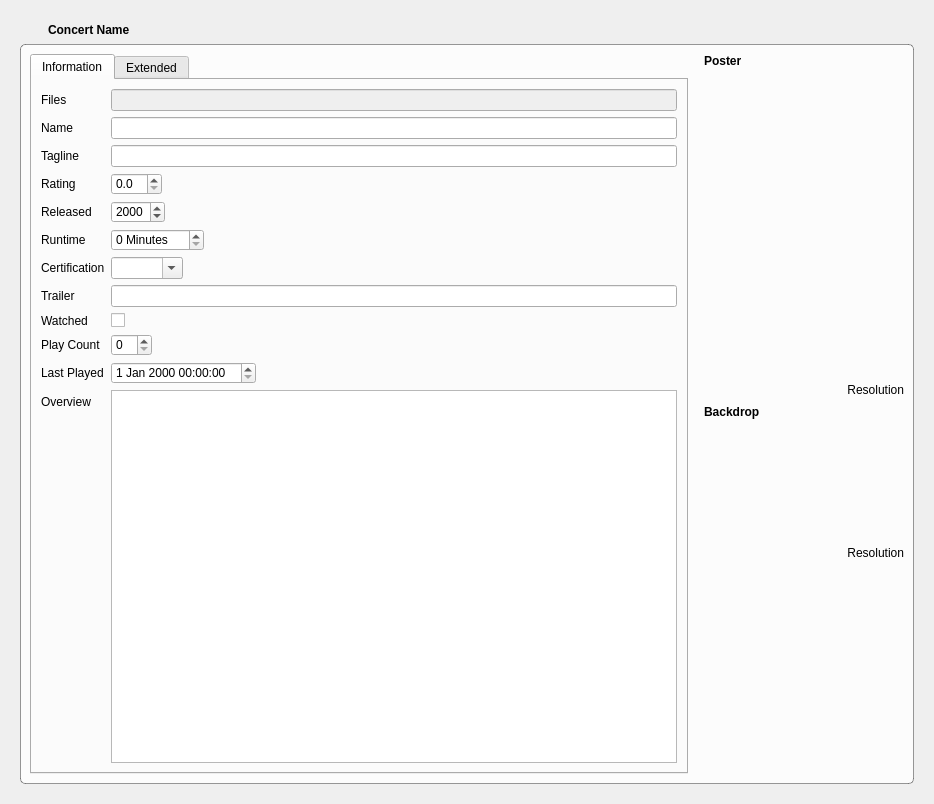
Old version of the form concerts/ConcertWidget.ui in the repository Komet/MediaElch.
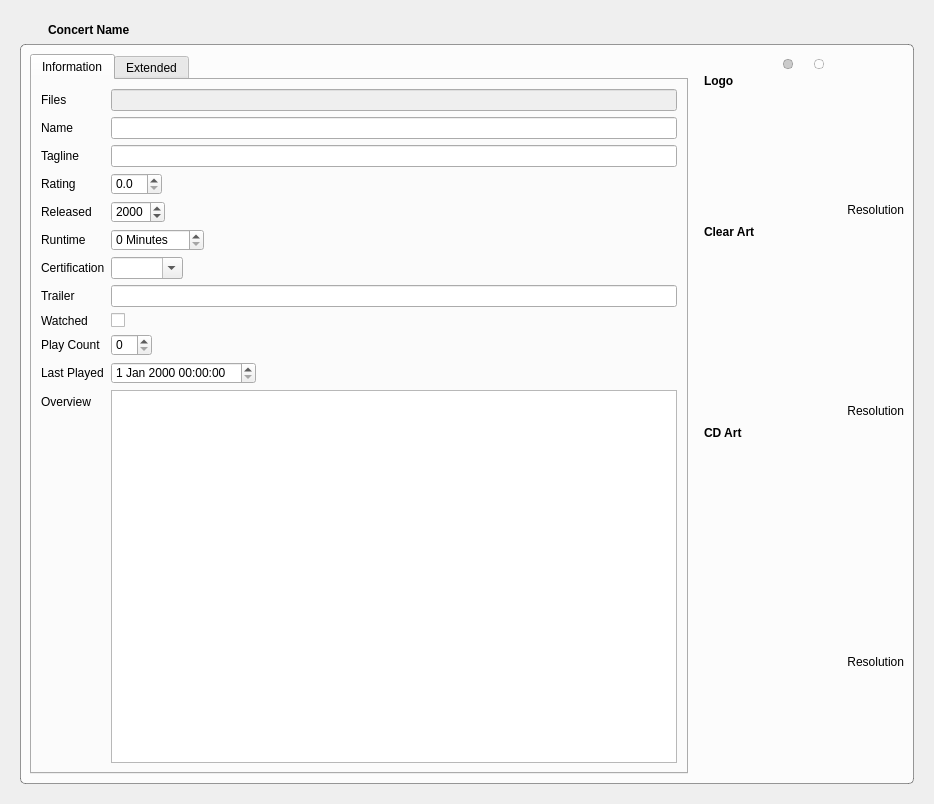
New version of the form. The open tabs and pages were chosen to show the change. Icons and pictures are not drawn. Custom widgets are drawn as their Qt base class.

Commit message: Fanart.tv support for concerts

The edit to the form file:
```diff
--- a/concerts/ConcertWidget.ui
+++ b/concerts/ConcertWidget.ui
@@ -83,7 +83,7 @@
        <property name="title">
         <string/>
        </property>
-       <layout class="QHBoxLayout" name="horizontalLayout_2">
+       <layout class="QHBoxLayout" name="horizontalLayout_2" stretch="1,0">
         <item>
          <widget class="QTabWidget" name="tabWidget">
           <property name="currentIndex">
@@ -382,7 +382,10 @@
          </widget>
         </item>
         <item>
-         <layout class="QVBoxLayout" name="verticalLayout_4">
+         <layout class="QVBoxLayout" name="verticalLayout_4" stretch="0,1">
+          <property name="spacing">
+           <number>0</number>
+          </property>
           <property name="leftMargin">
            <number>10</number>
           </property>
@@ -390,6 +393,114 @@
            <number>0</number>
           </property>
           <item>
+           <layout class="QHBoxLayout" name="horizontalLayout_12">
+            <property name="spacing">
+             <number>12</number>
+            </property>
+            <item>
+             <spacer name="horizontalSpacer_7">
+              <property name="orientation">
+               <enum>Qt::Horizontal</enum>
+              </property>
+              <property name="sizeHint" stdset="0">
+               <size>
+                <width>40</width>
+                <height>1</height>
+               </size>
+              </property>
+             </spacer>
+            </item>
+            <item>
+             <widget class="QPushButton" name="buttonArtPageOne">
+              <property name="cursor">
+               <cursorShape>PointingHandCursor</cursorShape>
+              </property>
+              <property name="styleSheet">
+               <string notr="true">QPushButton {
+	border: 1px solid rgba(0, 0, 0, 50);
+	border-radius: 4px;
+	padding: 0;
+	margin: 4px;
+	width: 8px;
+	height: 8px;
+}
+
+QPushButton::checked {
+	background-color: rgba(0, 0, 0, 50);
+}
+
+QPushButton::hover {
+	border: 1px solid rgba(0, 0, 0, 80);
+}</string>
+              </property>
+              <property name="text">
+               <string/>
+              </property>
+              <property name="checkable">
+               <bool>true</bool>
+              </property>
+              <property name="checked">
+               <bool>true</bool>
+              </property>
+             </widget>
+            </item>
+            <item>
+             <widget class="QPushButton" name="buttonArtPageTwo">
+              <property name="cursor">
+               <cursorShape>PointingHandCursor</cursorShape>
+              </property>
+              <property name="styleSheet">
+               <string notr="true">QPushButton {
+	border: 1px solid rgba(0, 0, 0, 50);
+	border-radius: 4px;
+	padding: 0;
+	margin: 5px;
+	width: 8px;
+	height: 8px;
+}
+
+QPushButton::checked {
+	background-color: rgba(0, 0, 0, 50);
+}
+
+QPushButton::hover {
+	border: 1px solid rgba(0, 0, 0, 70);
+}</string>
+              </property>
+              <property name="text">
+               <string/>
+              </property>
+              <property name="checkable">
+               <bool>true</bool>
+              </property>
+             </widget>
+            </item>
+            <item>
+             <spacer name="horizontalSpacer_8">
+              <property name="orientation">
+               <enum>Qt::Horizontal</enum>
+              </property>
+              <property name="sizeHint" stdset="0">
+               <size>
+                <width>40</width>
+                <height>1</height>
+               </size>
+              </property>
+             </spacer>
+            </item>
+           </layout>
+          </item>
+          <item>
+           <widget class="QStackedWidget" name="artStackedWidget">
+            <property name="currentIndex">
+             <number>0</number>
+            </property>
+            <widget class="QWidget" name="page">
+             <layout class="QVBoxLayout" name="verticalLayout_10">
+              <property name="margin">
+               <number>0</number>
+              </property>
+              <item>
            <widget class="QLabel" name="label_13">
             <property name="font">
              <font>
@@ -569,6 +680,270 @@
            </spacer>
           </item>
          </layout>
+            </widget>
+            <widget class="QWidget" name="page_2">
+             <layout class="QVBoxLayout" name="verticalLayout_11">
+              <property name="margin">
+               <number>0</number>
+              </property>
+              <item>
+               <widget class="QLabel" name="label_12">
+                <property name="font">
+                 <font>
+                  <weight>75</weight>
+                  <bold>true</bold>
+                 </font>
+                </property>
+                <property name="text">
+                 <string>Logo</string>
+                </property>
+               </widget>
+              </item>
+              <item>
+               <widget class="MyLabel" name="logo">
+                <property name="minimumSize">
+                 <size>
+                  <width>200</width>
+                  <height>100</height>
+                 </size>
+                </property>
+                <property name="maximumSize">
+                 <size>
+                  <width>200</width>
+                  <height>100</height>
+                 </size>
+                </property>
+                <property name="cursor">
+                 <cursorShape>PointingHandCursor</cursorShape>
+                </property>
+                <property name="toolTip">
+                 <string>Click to Change</string>
+                </property>
+                <property name="text">
+                 <string/>
+                </property>
+                <property name="pixmap">
+                 <pixmap resource="../MediaElch.qrc">:/img/pictures_alt.png</pixmap>
+                </property>
+                <property name="alignment">
+                 <set>Qt::AlignCenter</set>
+                </property>
+               </widget>
+              </item>
+              <item>
+               <layout class="QHBoxLayout" name="horizontalLayout_13">
+                <item>
+                 <widget class="QToolButton" name="buttonPreviewLogo">
+                  <property name="cursor">
+                   <cursorShape>PointingHandCursor</cursorShape>
+                  </property>
+                  <property name="toolTip">
+                   <string>Full preview</string>
+                  </property>
+                  <property name="styleSheet">
+                   <string notr="true">QToolButton {
+	border: none;
+}</string>
+                  </property>
+                  <property name="text">
+                   <string/>
+                  </property>
+                  <property name="icon">
+                   <iconset resource="../MediaElch.qrc">
+                    <normaloff>:/img/zoom_in.png</normaloff>:/img/zoom_in.png</iconset>
+                  </property>
+                 </widget>
+                </item>
+                <item>
+                 <widget class="QLabel" name="logoResolution">
+                  <property name="text">
+                   <string>Resolution</string>
+                  </property>
+                  <property name="alignment">
+                   <set>Qt::AlignRight|Qt::AlignTrailing|Qt::AlignVCenter</set>
+                  </property>
+                 </widget>
+                </item>
+               </layout>
+              </item>
+              <item>
+               <widget class="QLabel" name="label_25">
+                <property name="font">
+                 <font>
+                  <weight>75</weight>
+                  <bold>true</bold>
+                 </font>
+                </property>
+                <property name="text">
+                 <string>Clear Art</string>
+                </property>
+               </widget>
+              </item>
+              <item>
+               <widget class="MyLabel" name="clearArt">
+                <property name="minimumSize">
+                 <size>
+                  <width>200</width>
+                  <height>150</height>
+                 </size>
+                </property>
+                <property name="maximumSize">
+                 <size>
+                  <width>200</width>
+                  <height>150</height>
+                 </size>
+                </property>
+                <property name="cursor">
+                 <cursorShape>PointingHandCursor</cursorShape>
+                </property>
+                <property name="toolTip">
+                 <string>Click to Change</string>
+                </property>
+                <property name="text">
+                 <string/>
+                </property>
+                <property name="pixmap">
+                 <pixmap resource="../MediaElch.qrc">:/img/pictures_alt.png</pixmap>
+                </property>
+                <property name="alignment">
+                 <set>Qt::AlignCenter</set>
+                </property>
+               </widget>
+              </item>
+              <item>
+               <layout class="QHBoxLayout" name="horizontalLayout_14">
+                <item>
+                 <widget class="QToolButton" name="buttonPreviewClearArt">
+                  <property name="cursor">
+                   <cursorShape>PointingHandCursor</cursorShape>
+                  </property>
+                  <property name="toolTip">
+                   <string>Full preview</string>
+                  </property>
+                  <property name="styleSheet">
+                   <string notr="true">QToolButton {
+	border: none;
+}</string>
+                  </property>
+                  <property name="text">
+                   <string/>
+                  </property>
+                  <property name="icon">
+                   <iconset resource="../MediaElch.qrc">
+                    <normaloff>:/img/zoom_in.png</normaloff>:/img/zoom_in.png</iconset>
+                  </property>
+                 </widget>
+                </item>
+                <item>
+                 <widget class="QLabel" name="clearArtResolution">
+                  <property name="text">
+                   <string>Resolution</string>
+                  </property>
+                  <property name="alignment">
+                   <set>Qt::AlignRight|Qt::AlignTrailing|Qt::AlignVCenter</set>
+                  </property>
+                 </widget>
+                </item>
+               </layout>
+              </item>
+              <item>
+               <widget class="QLabel" name="label_26">
+                <property name="font">
+                 <font>
+                  <weight>75</weight>
+                  <bold>true</bold>
+                 </font>
+                </property>
+                <property name="text">
+                 <string>CD Art</string>
+                </property>
+               </widget>
+              </item>
+              <item>
+               <widget class="MyLabel" name="cdArt">
+                <property name="minimumSize">
+                 <size>
+                  <width>200</width>
+                  <height>200</height>
+                 </size>
+                </property>
+                <property name="maximumSize">
+                 <size>
+                  <width>200</width>
+                  <height>200</height>
+                 </size>
+                </property>
+                <property name="cursor">
+                 <cursorShape>PointingHandCursor</cursorShape>
+                </property>
+                <property name="toolTip">
+                 <string>Click to Change</string>
+                </property>
+                <property name="text">
+                 <string/>
+                </property>
+                <property name="pixmap">
+                 <pixmap resource="../MediaElch.qrc">:/img/pictures_alt.png</pixmap>
+                </property>
+                <property name="alignment">
+                 <set>Qt::AlignCenter</set>
+                </property>
+               </widget>
+              </item>
+              <item>
+               <layout class="QHBoxLayout" name="horizontalLayout_15">
+                <item>
+                 <widget class="QToolButton" name="buttonPreviewCdArt">
+                  <property name="cursor">
+                   <cursorShape>PointingHandCursor</cursorShape>
+                  </property>
+                  <property name="toolTip">
+                   <string>Full preview</string>
+                  </property>
+                  <property name="styleSheet">
+                   <string notr="true">QToolButton {
+	border: none;
+}</string>
+                  </property>
+                  <property name="text">
+                   <string/>
+                  </property>
+                  <property name="icon">
+                   <iconset resource="../MediaElch.qrc">
+                    <normaloff>:/img/zoom_in.png</normaloff>:/img/zoom_in.png</iconset>
+                  </property>
+                 </widget>
+                </item>
+                <item>
+                 <widget class="QLabel" name="cdArtResolution">
+                  <property name="text">
+                   <string>Resolution</string>
+                  </property>
+                  <property name="alignment">
+                   <set>Qt::AlignRight|Qt::AlignTrailing|Qt::AlignVCenter</set>
+                  </property>
+                 </widget>
+                </item>
+               </layout>
+              </item>
+              <item>
+               <spacer name="verticalSpacer_7">
+                <property name="orientation">
+                 <enum>Qt::Vertical</enum>
+                </property>
+                <property name="sizeHint" stdset="0">
+                 <size>
+                  <width>20</width>
+                  <height>40</height>
+                 </size>
+                </property>
+               </spacer>
+              </item>
+             </layout>
+            </widget>
+           </widget>
+          </item>
+         </layout>
         </item>
        </layout>
       </widget>
```
Left out of the diff: 39 changed lines with no effect on the pictures. Lines whose indentation alone changed are shown as unchanged. The commit also changes 20 other files.
